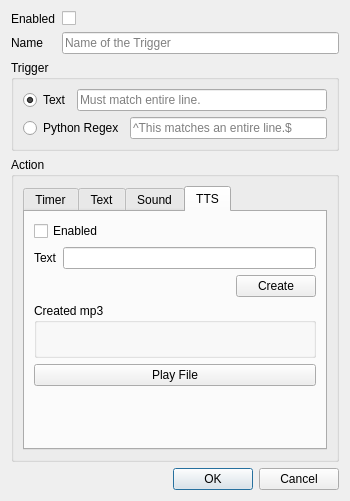
First picture: the form in data/ui/triggereditor.ui, repository nomns/nparse, before the edit.
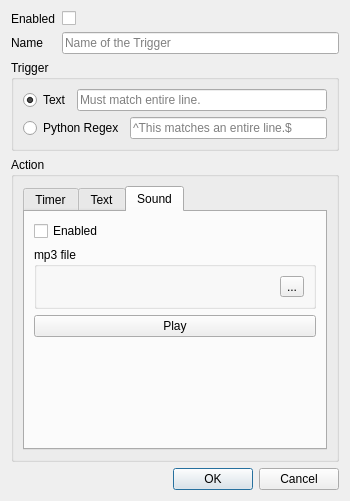
Second picture: the form after the edit. The open tabs and pages were chosen to show the change.

Diff of the .ui file:
```diff
--- a/data/ui/triggereditor.ui
+++ b/data/ui/triggereditor.ui
@@ -10,7 +10,7 @@
     <x>0</x>
     <y>0</y>
     <width>350</width>
-    <height>461</height>
+    <height>479</height>
    </rect>
   </property>
   <property name="sizePolicy">
@@ -481,85 +481,6 @@
              </item>
             </layout>
            </widget>
-           <widget class="QWidget" name="tab_4">
-            <attribute name="title">
-             <string>TTS</string>
-            </attribute>
-            <layout class="QVBoxLayout" name="verticalLayout_11">
-             <item>
-              <widget class="QCheckBox" name="ttsCheckBox">
-               <property name="text">
-                <string>Enabled</string>
-               </property>
-              </widget>
-             </item>
-             <item>
-              <layout class="QVBoxLayout" name="verticalLayout_10">
-               <item>
-                <layout class="QHBoxLayout" name="horizontalLayout_4">
-                 <item>
-                  <widget class="QLabel" name="label_3">
-                   <property name="text">
-                    <string>Text</string>
-                   </property>
-                  </widget>
-                 </item>
-                 <item>
-                  <widget class="QLineEdit" name="ttsTextLineEdit"/>
-                 </item>
-                </layout>
-               </item>
-               <item alignment="Qt::AlignRight">
-                <widget class="QPushButton" name="ttsCreateButton">
-                 <property name="text">
-                  <string>Create</string>
-                 </property>
-                </widget>
-               </item>
-               <item>
-                <widget class="QGroupBox" name="groupBox_3">
-                 <property name="title">
-                  <string>Created mp3</string>
-                 </property>
-                 <layout class="QVBoxLayout" name="verticalLayout_13">
-                  <item>
-                   <layout class="QVBoxLayout" name="verticalLayout_12">
-                    <item>
-                     <widget class="QLabel" name="ttsFileLabel">
-                      <property name="text">
-                       <string/>
-                      </property>
-                     </widget>
-                    </item>
-                   </layout>
-                  </item>
-                 </layout>
-                </widget>
-               </item>
-              </layout>
-             </item>
-             <item>
-              <widget class="QPushButton" name="ttsPlayButton">
-               <property name="text">
-                <string>Play File</string>
-               </property>
-              </widget>
-             </item>
-             <item>
-              <spacer name="verticalSpacer_2">
-               <property name="orientation">
-                <enum>Qt::Vertical</enum>
-               </property>
-               <property name="sizeHint" stdset="0">
-                <size>
-                 <width>20</width>
-                 <height>40</height>
-                </size>
-               </property>
-              </spacer>
-             </item>
-            </layout>
-           </widget>
           </widget>
          </item>
         </layout>
```
Left out of the diff: 4 changed lines with no effect on the pictures.
